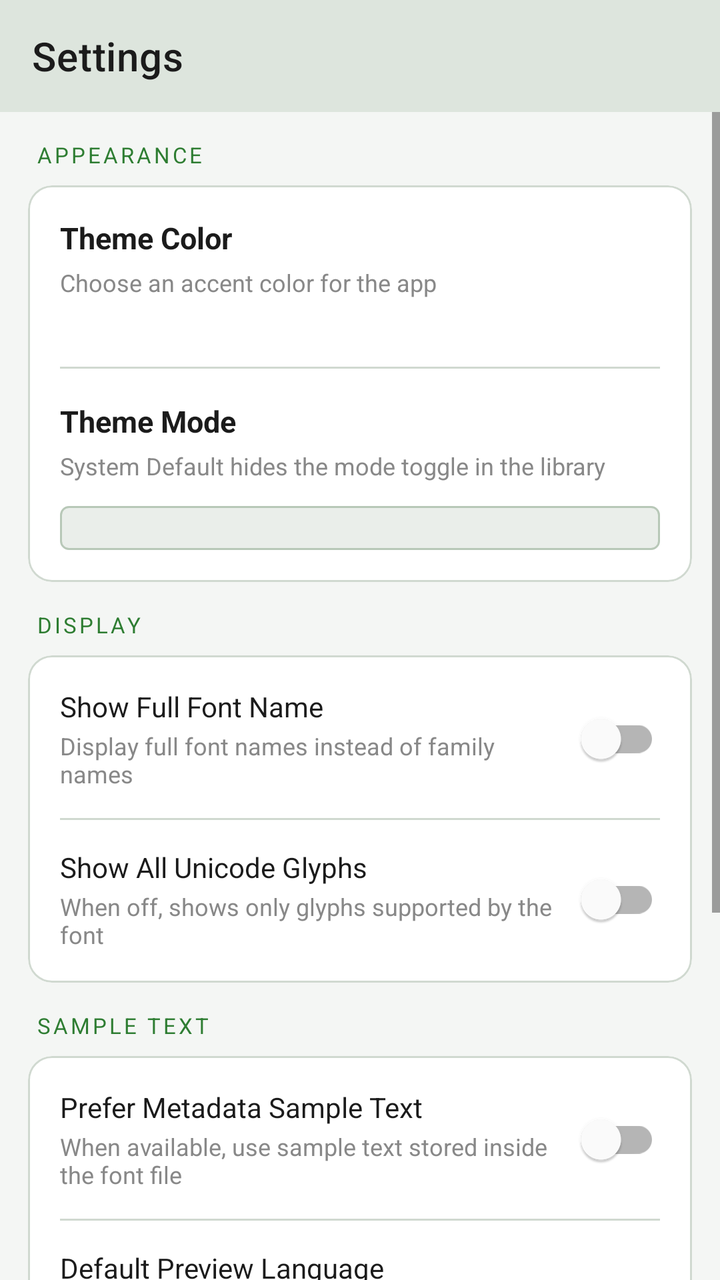
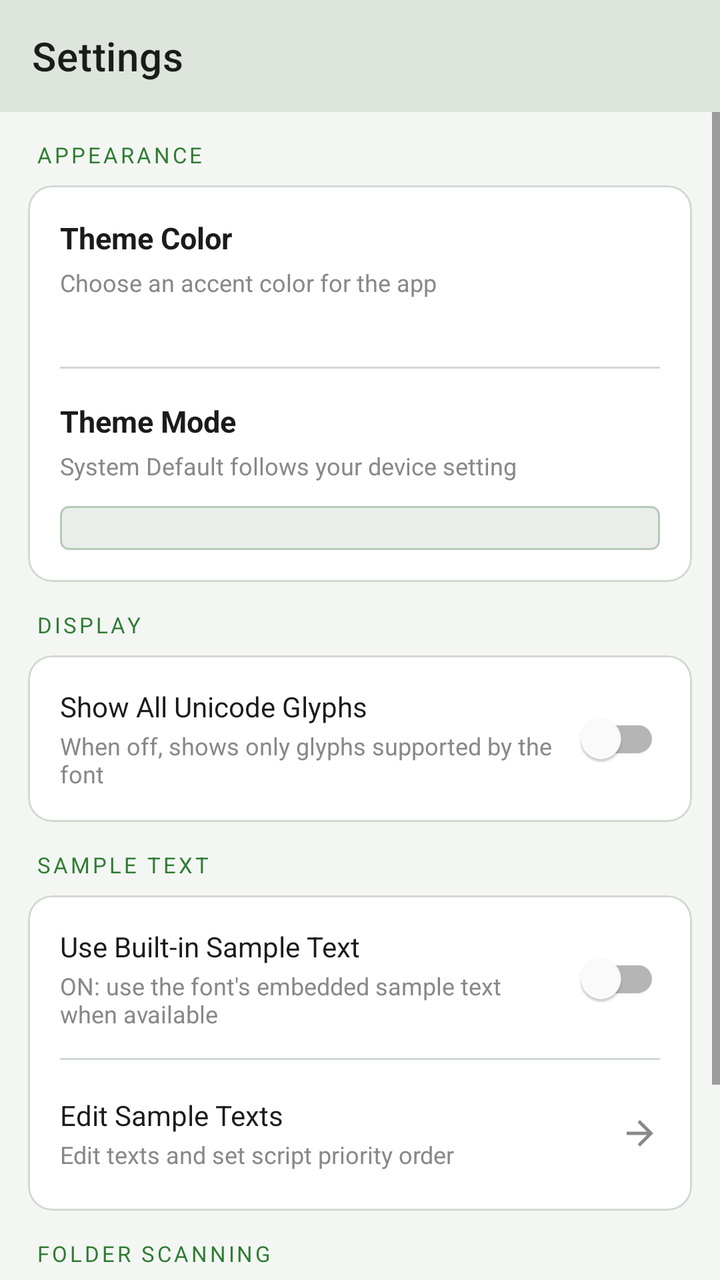

Compare the two renders of this Android layout. The source of the first and the diff that turns it into the second are given below.
<!-- AndroidManifest.xml: application theme Theme.FontLens -->
<!-- res/layout/fragment_settings.xml -->
<?xml version="1.0" encoding="utf-8"?>
<androidx.constraintlayout.widget.ConstraintLayout
    xmlns:android="http://schemas.android.com/apk/res/android"
    xmlns:app="http://schemas.android.com/apk/res-auto"
    android:layout_width="match_parent"
    android:layout_height="match_parent"
    android:background="?attr/bgPrimary">

    <androidx.appcompat.widget.Toolbar
        android:id="@+id/toolbar"
        android:layout_width="0dp"
        android:layout_height="?attr/actionBarSize"
        android:background="?attr/bgSidebar"
        app:layout_constraintEnd_toEndOf="parent"
        app:layout_constraintStart_toStartOf="parent"
        app:layout_constraintTop_toTopOf="parent"
        app:title="Settings"
        app:titleTextColor="?attr/textPrimary" />

    <ScrollView
        android:layout_width="0dp"
        android:layout_height="0dp"
        android:fillViewport="true"
        app:layout_constraintBottom_toBottomOf="parent"
        app:layout_constraintEnd_toEndOf="parent"
        app:layout_constraintStart_toStartOf="parent"
        app:layout_constraintTop_toBottomOf="@id/toolbar">

        <LinearLayout
            android:layout_width="match_parent"
            android:layout_height="wrap_content"
            android:orientation="vertical"
            android:paddingStart="14dp"
            android:paddingEnd="14dp"
            android:paddingTop="14dp"
            android:paddingBottom="32dp">

            
            <TextView
                android:layout_width="wrap_content"
                android:layout_height="wrap_content"
                android:text="APPEARANCE"
                android:textColor="?attr/colorPrimary"
                android:textSize="11sp"
                android:letterSpacing="0.12"
                android:textAllCaps="true"
                android:layout_marginStart="4dp"
                android:layout_marginBottom="8dp" />

            <com.google.android.material.card.MaterialCardView
                android:layout_width="match_parent"
                android:layout_height="wrap_content"
                android:layout_marginBottom="14dp"
                app:cardBackgroundColor="?attr/bgSurface"
                app:strokeColor="?attr/dividerColor"
                app:strokeWidth="1dp"
                app:cardCornerRadius="12dp"
                app:cardElevation="0dp">

                <LinearLayout
                    android:layout_width="match_parent"
                    android:layout_height="wrap_content"
                    android:orientation="vertical"
                    android:padding="16dp">

                    
                    <TextView
                        android:layout_width="wrap_content"
                        android:layout_height="wrap_content"
                        android:text="Theme Color"
                        android:textColor="?attr/textPrimary"
                        android:textSize="15sp"
                        android:textStyle="bold"
                        android:layout_marginBottom="4dp" />

                    <TextView
                        android:layout_width="wrap_content"
                        android:layout_height="wrap_content"
                        android:text="Choose an accent color for the app"
                        android:textColor="?attr/textMuted"
                        android:textSize="12sp"
                        android:layout_marginBottom="14dp" />

                    
                    <LinearLayout
                        android:id="@+id/color_chip_container"
                        android:layout_width="match_parent"
                        android:layout_height="wrap_content"
                        android:orientation="vertical"
                        android:layout_marginBottom="20dp" />

                    
                    <View
                        android:layout_width="match_parent"
                        android:layout_height="1dp"
                        android:background="?attr/dividerColor"
                        android:layout_marginBottom="16dp" />

                    
                    <TextView
                        android:layout_width="wrap_content"
                        android:layout_height="wrap_content"
                        android:text="Theme Mode"
                        android:textColor="?attr/textPrimary"
                        android:textSize="15sp"
                        android:textStyle="bold"
                        android:layout_marginBottom="4dp" />

                    <TextView
                        android:layout_width="wrap_content"
                        android:layout_height="wrap_content"
                        android:text="System Default hides the mode toggle in the library"
                        android:textColor="?attr/textMuted"
                        android:textSize="12sp"
                        android:layout_marginBottom="12dp" />

                    
                    <Spinner
                        android:id="@+id/spinner_theme_mode"
                        android:layout_width="match_parent"
                        android:layout_height="wrap_content"
                        android:background="@drawable/bg_spinner"
                        android:paddingStart="12dp"
                        android:paddingEnd="12dp"
                        android:paddingTop="11dp"
                        android:paddingBottom="11dp" />

                </LinearLayout>
            </com.google.android.material.card.MaterialCardView>

            
            <TextView
                android:layout_width="wrap_content"
                android:layout_height="wrap_content"
                android:text="DISPLAY"
                android:textColor="?attr/colorPrimary"
                android:textSize="11sp"
                android:letterSpacing="0.12"
                android:textAllCaps="true"
                android:layout_marginStart="4dp"
                android:layout_marginBottom="8dp" />

            <com.google.android.material.card.MaterialCardView
                android:layout_width="match_parent"
                android:layout_height="wrap_content"
                android:layout_marginBottom="14dp"
                app:cardBackgroundColor="?attr/bgSurface"
                app:strokeColor="?attr/dividerColor"
                app:strokeWidth="1dp"
                app:cardCornerRadius="12dp"
                app:cardElevation="0dp">

                <LinearLayout
                    android:layout_width="match_parent"
                    android:layout_height="wrap_content"
                    android:orientation="vertical"
                    android:padding="16dp">

                    
                    <LinearLayout
                        android:layout_width="match_parent"
                        android:layout_height="wrap_content"
                        android:orientation="horizontal"
                        android:gravity="center_vertical"
                        android:layout_marginBottom="14dp">

                        <LinearLayout
                            android:layout_width="0dp"
                            android:layout_height="wrap_content"
                            android:layout_weight="1"
                            android:orientation="vertical">

                            <TextView
                                android:layout_width="wrap_content"
                                android:layout_height="wrap_content"
                                android:text="Show Full Font Name"
                                android:textColor="?attr/textPrimary"
                                android:textSize="14sp" />

                            <TextView
                                android:layout_width="wrap_content"
                                android:layout_height="wrap_content"
                                android:text="Display full font names instead of family names"
                                android:textColor="?attr/textMuted"
                                android:textSize="12sp"
                                android:layout_marginTop="2dp" />

                        </LinearLayout>

                        <com.google.android.material.switchmaterial.SwitchMaterial
                            android:id="@+id/switch_show_full_name"
                            android:layout_width="wrap_content"
                            android:layout_height="wrap_content" />

                    </LinearLayout>

                    <View
                        android:layout_width="match_parent"
                        android:layout_height="1dp"
                        android:background="?attr/dividerColor"
                        android:layout_marginBottom="14dp" />

                    
                    <LinearLayout
                        android:layout_width="match_parent"
                        android:layout_height="wrap_content"
                        android:orientation="horizontal"
                        android:gravity="center_vertical">

                        <LinearLayout
                            android:layout_width="0dp"
                            android:layout_height="wrap_content"
                            android:layout_weight="1"
                            android:orientation="vertical">

                            <TextView
                                android:layout_width="wrap_content"
                                android:layout_height="wrap_content"
                                android:text="Show All Unicode Glyphs"
                                android:textColor="?attr/textPrimary"
                                android:textSize="14sp" />

                            <TextView
                                android:layout_width="wrap_content"
                                android:layout_height="wrap_content"
                                android:text="When off, shows only glyphs supported by the font"
                                android:textColor="?attr/textMuted"
                                android:textSize="12sp"
                                android:layout_marginTop="2dp" />

                        </LinearLayout>

                        <com.google.android.material.switchmaterial.SwitchMaterial
                            android:id="@+id/switch_glyph_all"
                            android:layout_width="wrap_content"
                            android:layout_height="wrap_content" />

                    </LinearLayout>

                </LinearLayout>
            </com.google.android.material.card.MaterialCardView>

            
            <TextView
                android:layout_width="wrap_content"
                android:layout_height="wrap_content"
                android:text="SAMPLE TEXT"
                android:textColor="?attr/colorPrimary"
                android:textSize="11sp"
                android:letterSpacing="0.12"
                android:textAllCaps="true"
                android:layout_marginStart="4dp"
                android:layout_marginBottom="8dp" />

            <com.google.android.material.card.MaterialCardView
                android:layout_width="match_parent"
                android:layout_height="wrap_content"
                android:layout_marginBottom="14dp"
                app:cardBackgroundColor="?attr/bgSurface"
                app:strokeColor="?attr/dividerColor"
                app:strokeWidth="1dp"
                app:cardCornerRadius="12dp"
                app:cardElevation="0dp">

                <LinearLayout
                    android:layout_width="match_parent"
                    android:layout_height="wrap_content"
                    android:orientation="vertical"
                    android:padding="16dp">

                    
                    <LinearLayout
                        android:layout_width="match_parent"
                        android:layout_height="wrap_content"
                        android:orientation="horizontal"
                        android:gravity="center_vertical"
                        android:layout_marginBottom="14dp">

                        <LinearLayout
                            android:layout_width="0dp"
                            android:layout_height="wrap_content"
                            android:layout_weight="1"
                            android:orientation="vertical">

                            <TextView
                                android:layout_width="wrap_content"
                                android:layout_height="wrap_content"
                                android:text="Prefer Metadata Sample Text"
                                android:textColor="?attr/textPrimary"
                                android:textSize="14sp" />

                            <TextView
                                android:layout_width="wrap_content"
                                android:layout_height="wrap_content"
                                android:text="When available, use sample text stored inside the font file"
                                android:textColor="?attr/textMuted"
                                android:textSize="12sp"
                                android:layout_marginTop="2dp" />

                        </LinearLayout>

                        <com.google.android.material.switchmaterial.SwitchMaterial
                            android:id="@+id/switch_prefer_meta"
                            android:layout_width="wrap_content"
                            android:layout_height="wrap_content" />

                    </LinearLayout>

                    <View
                        android:layout_width="match_parent"
                        android:layout_height="1dp"
                        android:background="?attr/dividerColor"
                        android:layout_marginBottom="14dp" />

                    
                    <TextView
                        android:layout_width="wrap_content"
                        android:layout_height="wrap_content"
                        android:text="Default Preview Language"
                        android:textColor="?attr/textPrimary"
                        android:textSize="14sp"
                        android:layout_marginBottom="8dp" />

                    <Spinner
                        android:id="@+id/spinner_lang"
                        android:layout_width="match_parent"
                        android:layout_height="wrap_content"
                        android:background="@drawable/bg_spinner"
                        android:paddingStart="12dp"
                        android:paddingEnd="12dp"
                        android:paddingTop="10dp"
                        android:paddingBottom="10dp"
                        android:layout_marginBottom="14dp" />

                    <View
                        android:layout_width="match_parent"
                        android:layout_height="1dp"
                        android:background="?attr/dividerColor"
                        android:layout_marginBottom="14dp" />

                    
                    <LinearLayout
                        android:layout_width="match_parent"
                        android:layout_height="wrap_content"
                        android:orientation="horizontal"
                        android:gravity="center_vertical"
                        android:layout_marginBottom="10dp">

                        <TextView
                            android:layout_width="0dp"
                            android:layout_height="wrap_content"
                            android:layout_weight="1"
                            android:text="Language Sample Texts"
                            android:textColor="?attr/textPrimary"
                            android:textSize="14sp" />

                        <TextView
                            android:id="@+id/btn_add_lang"
                            android:layout_width="wrap_content"
                            android:layout_height="wrap_content"
                            android:text="+ Add"
                            android:textColor="?attr/colorPrimary"
                            android:textSize="13sp"
                            android:paddingStart="10dp"
                            android:paddingEnd="10dp"
                            android:paddingTop="6dp"
                            android:paddingBottom="6dp"
                            android:clickable="true"
                            android:focusable="true"
                            android:background="?attr/selectableItemBackgroundBorderless" />

                    </LinearLayout>

                    
                    <LinearLayout
                        android:id="@+id/lang_list_container"
                        android:layout_width="match_parent"
                        android:layout_height="wrap_content"
                        android:orientation="vertical" />

                </LinearLayout>
            </com.google.android.material.card.MaterialCardView>

            
            <TextView
                android:layout_width="wrap_content"
                android:layout_height="wrap_content"
                android:text="FOLDER SCANNING"
                android:textColor="?attr/colorPrimary"
                android:textSize="11sp"
                android:letterSpacing="0.12"
                android:textAllCaps="true"
                android:layout_marginStart="4dp"
                android:layout_marginBottom="8dp" />

            <com.google.android.material.card.MaterialCardView
                android:layout_width="match_parent"
                android:layout_height="wrap_content"
                app:cardBackgroundColor="?attr/bgSurface"
                app:strokeColor="?attr/dividerColor"
                app:strokeWidth="1dp"
                app:cardCornerRadius="12dp"
                app:cardElevation="0dp">

                <LinearLayout
                    android:layout_width="match_parent"
                    android:layout_height="wrap_content"
                    android:orientation="horizontal"
                    android:gravity="center_vertical"
                    android:padding="16dp">

                    <LinearLayout
                        android:layout_width="0dp"
                        android:layout_height="wrap_content"
                        android:layout_weight="1"
                        android:orientation="vertical">

                        <TextView
                            android:layout_width="wrap_content"
                            android:layout_height="wrap_content"
                            android:text="Scan Subfolders Recursively"
                            android:textColor="?attr/textPrimary"
                            android:textSize="14sp" />

                        <TextView
                            android:layout_width="wrap_content"
                            android:layout_height="wrap_content"
                            android:text="When on, fonts inside subfolders are also loaded"
                            android:textColor="?attr/textMuted"
                            android:textSize="12sp"
                            android:layout_marginTop="2dp" />

                    </LinearLayout>

                    <com.google.android.material.switchmaterial.SwitchMaterial
                        android:id="@+id/switch_recursive"
                        android:layout_width="wrap_content"
                        android:layout_height="wrap_content" />

                </LinearLayout>
            </com.google.android.material.card.MaterialCardView>

        </LinearLayout>
    </ScrollView>

</androidx.constraintlayout.widget.ConstraintLayout>
<!-- resources referenced by this layout -->
<resources>
  <!-- drawable bg_spinner (drawable) -->
  <?xml version="1.0" encoding="utf-8"?>
  <shape xmlns:android="http://schemas.android.com/apk/res/android" android:shape="rectangle">
      <solid android:color="?attr/bgElevated"/>
      <stroke android:width="1dp" android:color="?attr/borderColor"/>
      <corners android:radius="4dp"/>
  </shape>
  <style name="Theme.FontLens" parent="Theme.FontLens.Green.Light" />
  <style name="Theme.FontLens.Green.Light" parent="Theme.MaterialComponents.Light.NoActionBar">
          <item name="colorPrimary">@color/green_light_accent</item>
          <item name="colorPrimaryVariant">@color/green_light_accent_dim</item>
          <item name="colorOnPrimary">#FFFFFF</item>
          <item name="colorSecondary">@color/green_light_accent</item>
          <item name="colorSurface">@color/green_light_bg_surface</item>
          <item name="colorOnSurface">@color/green_light_text_primary</item>
          <item name="android:colorBackground">@color/green_light_bg_primary</item>
          <item name="android:windowBackground">@color/green_light_bg_primary</item>
          <item name="android:statusBarColor">@color/green_light_bg_sidebar</item>
          <item name="android:navigationBarColor">@color/green_light_bg_sidebar</item>
          <item name="android:textColorPrimary">@color/green_light_text_primary</item>
          <item name="android:textColorSecondary">@color/green_light_text_secondary</item>
          
          <item name="bgPrimary">@color/green_light_bg_primary</item>
          <item name="bgSurface">@color/green_light_bg_surface</item>
          <item name="bgElevated">@color/green_light_bg_elevated</item>
          <item name="bgSidebar">@color/green_light_bg_sidebar</item>
          <item name="accentColor">@color/green_light_accent</item>
          <item name="accentDim">@color/green_light_accent_dim</item>
          <item name="textPrimary">@color/green_light_text_primary</item>
          <item name="textSecondary">@color/green_light_text_secondary</item>
          <item name="textMuted">@color/green_light_text_muted</item>
          <item name="dividerColor">@color/green_light_divider</item>
          <item name="borderColor">@color/green_light_border</item>
      </style>
  <color name="green_light_accent">#2E7D32</color>
  <color name="green_light_accent_dim">#C8E6C9</color>
  <color name="green_light_bg_surface">#FFFFFF</color>
  <color name="green_light_text_primary">#1B1B1B</color>
  <color name="green_light_bg_primary">#F4F6F4</color>
  <color name="green_light_bg_sidebar">#DDE5DD</color>
  <color name="green_light_text_secondary">#4A4A4A</color>
  <color name="green_light_bg_elevated">#EAEEEA</color>
  <color name="green_light_text_muted">#888888</color>
  <color name="green_light_divider">#D0D9D0</color>
  <color name="green_light_border">#B8C8B8</color>
</resources>

<!-- the commit's change to res/layout/fragment_settings.xml (unified diff, before → after) -->
@@ -63,7 +63,6 @@
                     android:orientation="vertical"
                     android:padding="16dp">
 
-                    
                     <TextView
                         android:layout_width="wrap_content"
                         android:layout_height="wrap_content"
@@ -81,7 +80,6 @@
                         android:textSize="12sp"
                         android:layout_marginBottom="14dp" />
 
-                    
                     <LinearLayout
                         android:id="@+id/color_chip_container"
                         android:layout_width="match_parent"
@@ -89,14 +87,12 @@
                         android:orientation="vertical"
                         android:layout_marginBottom="20dp" />
 
-                    
                     <View
                         android:layout_width="match_parent"
                         android:layout_height="1dp"
                         android:background="?attr/dividerColor"
                         android:layout_marginBottom="16dp" />
 
-                    
                     <TextView
                         android:layout_width="wrap_content"
                         android:layout_height="wrap_content"
@@ -109,12 +105,11 @@
                     <TextView
                         android:layout_width="wrap_content"
                         android:layout_height="wrap_content"
-                        android:text="System Default hides the mode toggle in the library"
+                        android:text="System Default follows your device setting"
                         android:textColor="?attr/textMuted"
                         android:textSize="12sp"
                         android:layout_marginBottom="12dp" />
 
-                    
                     <Spinner
                         android:id="@+id/spinner_theme_mode"
                         android:layout_width="match_parent"
@@ -161,50 +156,6 @@
                         android:layout_width="match_parent"
                         android:layout_height="wrap_content"
                         android:orientation="horizontal"
-                        android:gravity="center_vertical"
-                        android:layout_marginBottom="14dp">
-
-                        <LinearLayout
-                            android:layout_width="0dp"
-                            android:layout_height="wrap_content"
-                            android:layout_weight="1"
-                            android:orientation="vertical">
-
-                            <TextView
-                                android:layout_width="wrap_content"
-                                android:layout_height="wrap_content"
-                                android:text="Show Full Font Name"
-                                android:textColor="?attr/textPrimary"
-                                android:textSize="14sp" />
-
-                            <TextView
-                                android:layout_width="wrap_content"
-                                android:layout_height="wrap_content"
-                                android:text="Display full font names instead of family names"
-                                android:textColor="?attr/textMuted"
-                                android:textSize="12sp"
-                                android:layout_marginTop="2dp" />
-
-                        </LinearLayout>
-
-                        <com.google.android.material.switchmaterial.SwitchMaterial
-                            android:id="@+id/switch_show_full_name"
-                            android:layout_width="wrap_content"
-                            android:layout_height="wrap_content" />
-
-                    </LinearLayout>
-
-                    <View
-                        android:layout_width="match_parent"
-                        android:layout_height="1dp"
-                        android:background="?attr/dividerColor"
-                        android:layout_marginBottom="14dp" />
-
-                    
-                    <LinearLayout
-                        android:layout_width="match_parent"
-                        android:layout_height="wrap_content"
-                        android:orientation="horizontal"
                         android:gravity="center_vertical">
 
                         <LinearLayout
@@ -285,14 +236,15 @@
                             <TextView
                                 android:layout_width="wrap_content"
                                 android:layout_height="wrap_content"
-                                android:text="Prefer Metadata Sample Text"
+                                android:text="Use Built-in Sample Text"
                                 android:textColor="?attr/textPrimary"
                                 android:textSize="14sp" />
 
                             <TextView
-                                android:layout_width="wrap_content"
-                                android:layout_height="wrap_content"
-                                android:text="When available, use sample text stored inside the font file"
+                                android:id="@+id/tv_builtin_sample_desc"
+                                android:layout_width="wrap_content"
+                                android:layout_height="wrap_content"
+                                android:text="ON: use the font's embedded sample text when available"
                                 android:textColor="?attr/textMuted"
                                 android:textSize="12sp"
                                 android:layout_marginTop="2dp" />
@@ -313,70 +265,49 @@
                         android:layout_marginBottom="14dp" />
 
                     
-                    <TextView
-                        android:layout_width="wrap_content"
-                        android:layout_height="wrap_content"
-                        android:text="Default Preview Language"
-                        android:textColor="?attr/textPrimary"
-                        android:textSize="14sp"
-                        android:layout_marginBottom="8dp" />
-
-                    <Spinner
-                        android:id="@+id/spinner_lang"
-                        android:layout_width="match_parent"
-                        android:layout_height="wrap_content"
-                        android:background="@drawable/bg_spinner"
-                        android:paddingStart="12dp"
-                        android:paddingEnd="12dp"
-                        android:paddingTop="10dp"
-                        android:paddingBottom="10dp"
-                        android:layout_marginBottom="14dp" />
-
-                    <View
-                        android:layout_width="match_parent"
-                        android:layout_height="1dp"
-                        android:background="?attr/dividerColor"
-                        android:layout_marginBottom="14dp" />
-
-                    
-                    <LinearLayout
+                    <LinearLayout
+                        android:id="@+id/row_edit_samples"
                         android:layout_width="match_parent"
                         android:layout_height="wrap_content"
                         android:orientation="horizontal"
                         android:gravity="center_vertical"
-                        android:layout_marginBottom="10dp">
-
-                        <TextView
+                        android:clickable="true"
+                        android:focusable="true"
+                        android:background="?attr/selectableItemBackground"
+                        android:paddingTop="4dp"
+                        android:paddingBottom="4dp">
+
+                        <LinearLayout
                             android:layout_width="0dp"
                             android:layout_height="wrap_content"
                             android:layout_weight="1"
-                            android:text="Language Sample Texts"
-                            android:textColor="?attr/textPrimary"
-                            android:textSize="14sp" />
-
-                        <TextView
-                            android:id="@+id/btn_add_lang"
-                            android:layout_width="wrap_content"
-                            android:layout_height="wrap_content"
-                            android:text="+ Add"
-                            android:textColor="?attr/colorPrimary"
-                            android:textSize="13sp"
-                            android:paddingStart="10dp"
-                            android:paddingEnd="10dp"
-                            android:paddingTop="6dp"
-                            android:paddingBottom="6dp"
-                            android:clickable="true"
-                            android:focusable="true"
-                            android:background="?attr/selectableItemBackgroundBorderless" />
+                            android:orientation="vertical">
+
+                            <TextView
+                                android:layout_width="wrap_content"
+                                android:layout_height="wrap_content"
+                                android:text="Edit Sample Texts"
+                                android:textColor="?attr/textPrimary"
+                                android:textSize="14sp" />
+
+                            <TextView
+                                android:layout_width="wrap_content"
+                                android:layout_height="wrap_content"
+                                android:text="Edit texts and set script priority order"
+                                android:textColor="?attr/textMuted"
+                                android:textSize="12sp"
+                                android:layout_marginTop="2dp" />
+
+                        </LinearLayout>
+
+                        <ImageView
+                            android:layout_width="20dp"
+                            android:layout_height="20dp"
+                            android:src="@drawable/ic_back"
+                            android:scaleX="-1"
+                            app:tint="?attr/textMuted" />
 
                     </LinearLayout>
-
-                    
-                    <LinearLayout
-                        android:id="@+id/lang_list_container"
-                        android:layout_width="match_parent"
-                        android:layout_height="wrap_content"
-                        android:orientation="vertical" />
 
                 </LinearLayout>
             </com.google.android.material.card.MaterialCardView>
<!-- resource entries referenced after the edit -->
@@ -7,6 +7,10 @@
       <stroke android:width="1dp" android:color="?attr/borderColor"/>
       <corners android:radius="4dp"/>
   </shape>
+  <!-- drawable ic_back (drawable) -->
+  <vector xmlns:android="http://schemas.android.com/apk/res/android" android:width="24dp" android:height="24dp" android:viewportWidth="24" android:viewportHeight="24">
+    <path android:fillColor="#AAAAAA" android:pathData="M20,11H7.83l5.59,-5.59L12,4l-8,8 8,8 1.41,-1.41L7.83,13H20v-2z"/>
+  </vector>
   <style name="Theme.FontLens" parent="Theme.FontLens.Green.Light" />
   <style name="Theme.FontLens.Green.Light" parent="Theme.MaterialComponents.Light.NoActionBar">
           <item name="colorPrimary">@color/green_light_accent</item>
